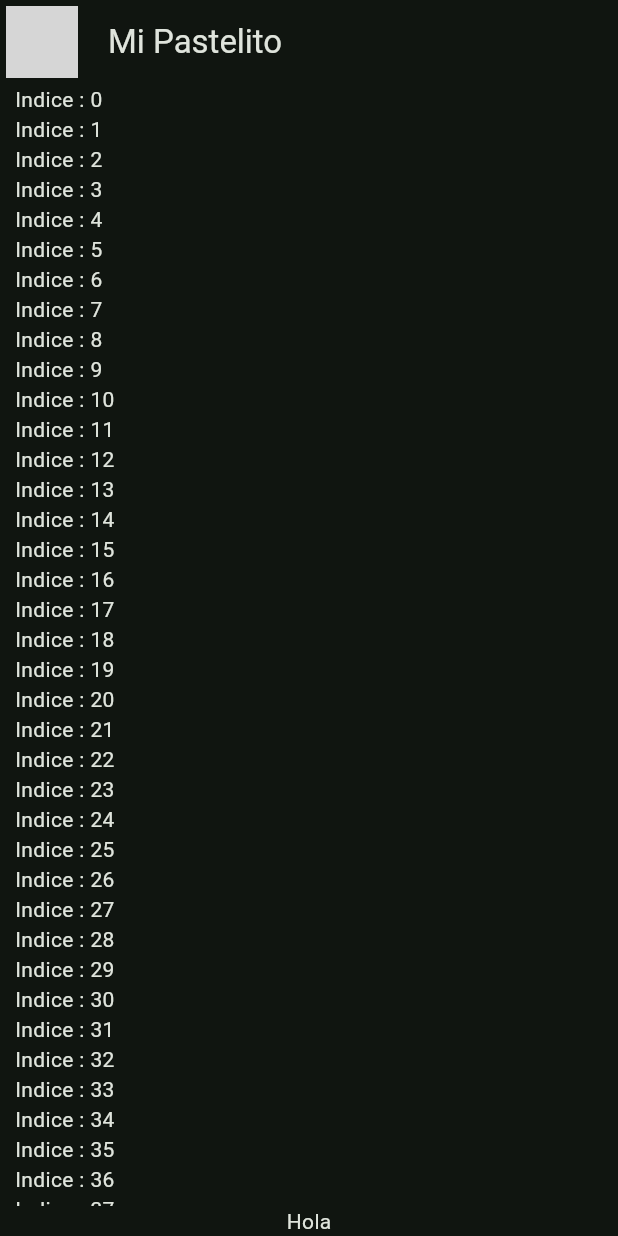
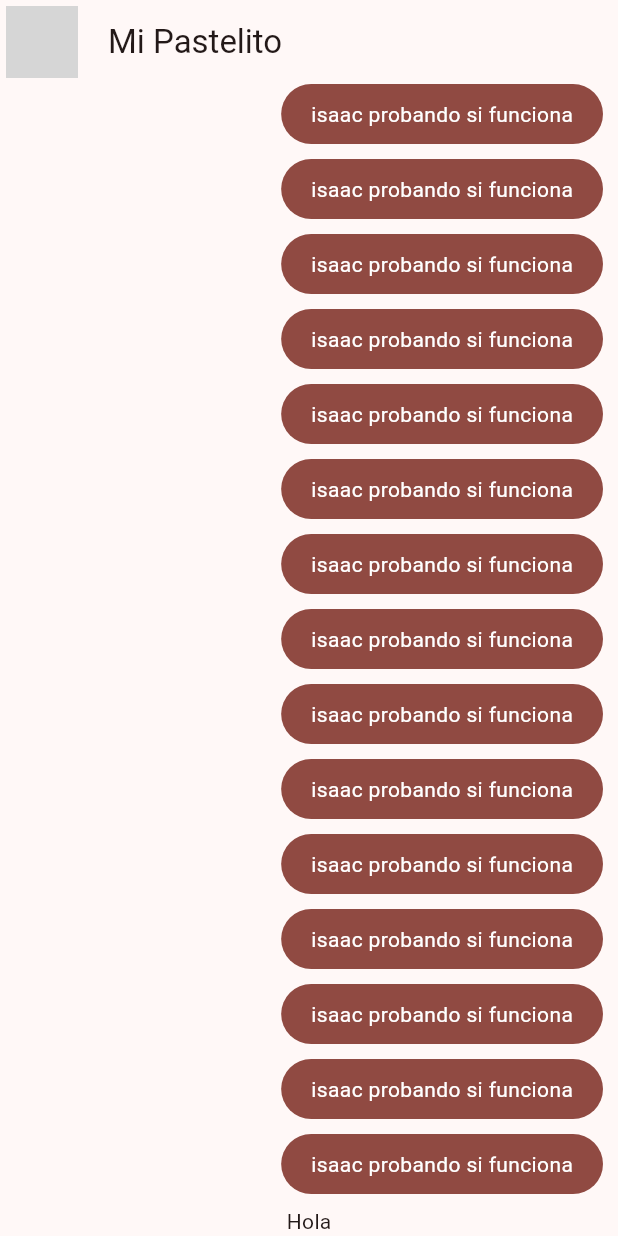
Before and after one commit to Isaac-15/Desarrollo-movil, a Flutter app: the screen it shows after launch, on a phone screen of 412 x 824 dp. Run offline on Flutter 3.47's test engine with Material 3 defaults, Android fonts, the phone set to English and light mode, and no system bars; network calls fail; key blocks and very long unbroken strings in the code were emptied for the run; grey boxes are pictures that could not be loaded.

Commit message:
ceacion de mi burbuja de chat,cambio de chat_screens a la carpeta screens

```diff
--- a/lib/config/theme/app_theme.dart
+++ b/lib/config/theme/app_theme.dart
@@ -28,7 +28,7 @@
 
     return ThemeData(  useMaterial3: true,
      colorSchemeSeed: _colorTheme[selectedColor],
-      brightness: Brightness.dark
+      //brightness: Brightness.dark
 
 
     );
--- a/lib/main.dart
+++ b/lib/main.dart
@@ -1,4 +1,4 @@
-import 'package:aplicacion_chat/presentation/chat/chat_screen.dart';
+import 'package:aplicacion_chat/presentation/screens/chat/chat_screen.dart';
 import 'package:flutter/material.dart';
 import 'config/theme/app_theme.dart';
 
@@ -12,7 +12,7 @@
     return MaterialApp(
       title: 'Aplicacion_chat',
       debugShowCheckedModeBanner: false,
-      theme: AppTheme(selectedColor: 0).theme(),
+      theme: AppTheme(selectedColor: 5).theme(),
       home: const ChatScreen()
     );
   }
--- a/lib/presentation/chat/chat_screen.dart
+++ b/lib/presentation/screens/chat/chat_screen.dart
@@ -1,3 +1,4 @@
+import 'package:aplicacion_chat/presentation/widgets/chat/my_message_bubble.dart';
 import 'package:flutter/material.dart';
 
 class ChatScreen extends StatelessWidget {
@@ -36,13 +37,12 @@
                 itemCount: 50,
                 itemBuilder: (context, index) {
 
-                return Text('Indice : $index');
+                return MyMessageBubble();
 
                },)),
 
+            Text('Hola')
 
-
-            Text('Hola')
           ],
         ),
       ),
--- /dev/null
+++ b/lib/presentation/widgets/chat/my_message_bubble.dart
@@ -0,0 +1,29 @@
+import 'package:flutter/material.dart';
+
+class MyMessageBubble extends StatelessWidget {
+  const MyMessageBubble({super.key});
+
+  @override
+  Widget build(BuildContext context) {
+
+
+    final colors = Theme.of(context).colorScheme;
+    return Column(
+      crossAxisAlignment: CrossAxisAlignment.end,
+      children: [
+        Container(
+          decoration: BoxDecoration(
+            color: colors.primary,
+            borderRadius: BorderRadius.circular(20)
+          ),
+          child: Padding(
+            padding: const EdgeInsets.symmetric(horizontal: 20,vertical: 10),
+            child: Text('isaac probando si funciona', style: TextStyle(color: Colors.white),),
+          ),
+        ),
+
+        const SizedBox(height: 10)
+      ],
+    );
+  }
+}
```
